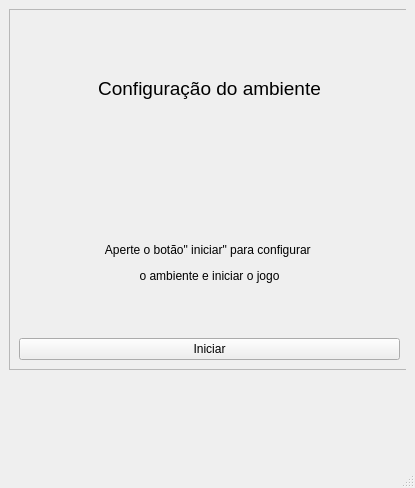
Old version of the form interfaceJogo.ui in the repository augustovillar/stayingAlive.
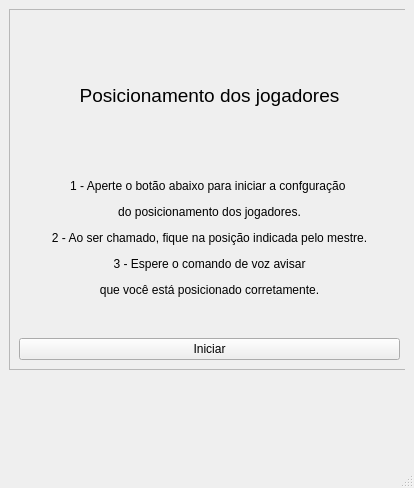
New version of the form. The open tabs and pages were chosen to show the change.

```diff
--- a/interfaceJogo.ui
+++ b/interfaceJogo.ui
@@ -6,7 +6,7 @@
    <rect>
     <x>0</x>
     <y>0</y>
-    <width>415</width>
+    <width>414</width>
     <height>488</height>
    </rect>
   </property>
@@ -478,30 +478,14 @@
          <item>
           <widget class="QLabel" name="label_19">
            <property name="text">
-            <string>&lt;html&gt;&lt;head/&gt;&lt;body&gt;&lt;p align=&quot;center&quot;&gt;&lt;span style=&quot; font-size:14pt;&quot;&gt;Configuração do ambiente&lt;/span&gt;&lt;/p&gt;&lt;/body&gt;&lt;/html&gt;</string>
+            <string>&lt;html&gt;&lt;head/&gt;&lt;body&gt;&lt;p align=&quot;center&quot;&gt;&lt;span style=&quot; font-size:14pt;&quot;&gt;Posicionamento dos jogadores&lt;/span&gt;&lt;/p&gt;&lt;/body&gt;&lt;/html&gt;</string>
            </property>
           </widget>
          </item>
-         <item>
-          <spacer name="verticalSpacer_7">
-           <property name="orientation">
-            <enum>Qt::Vertical</enum>
-           </property>
-           <property name="sizeType">
-            <enum>QSizePolicy::Maximum</enum>
-           </property>
-           <property name="sizeHint" stdset="0">
-            <size>
-             <width>20</width>
-             <height>30</height>
-            </size>
-           </property>
-          </spacer>
-         </item>
-         <item>
+         <item alignment="Qt::AlignTop">
           <widget class="QLabel" name="label_20">
            <property name="text">
-            <string>&lt;html&gt;&lt;head/&gt;&lt;body&gt;&lt;p align=&quot;center&quot;&gt;Aperte o botão&amp;quot; iniciar&amp;quot; para configurar &lt;/p&gt;&lt;p align=&quot;center&quot;&gt;o ambiente e iniciar o jogo&lt;/p&gt;&lt;/body&gt;&lt;/html&gt;</string>
+            <string>&lt;html&gt;&lt;head/&gt;&lt;body&gt;&lt;p align=&quot;center&quot;&gt;1 - Aperte o botão abaixo para iniciar a confguração &lt;/p&gt;&lt;p align=&quot;center&quot;&gt;do posicionamento dos jogadores.&lt;/p&gt;&lt;p align=&quot;center&quot;&gt;2 - Ao ser chamado, fique na posição indicada pelo mestre.&lt;/p&gt;&lt;p align=&quot;center&quot;&gt;3 - Espere o comando de voz avisar&lt;/p&gt;&lt;p align=&quot;center&quot;&gt; que você está posicionado corretamente.&lt;/p&gt;&lt;/body&gt;&lt;/html&gt;</string>
            </property>
           </widget>
          </item>
```
Left out of the diff: 16 changed lines with no effect on the pictures.
